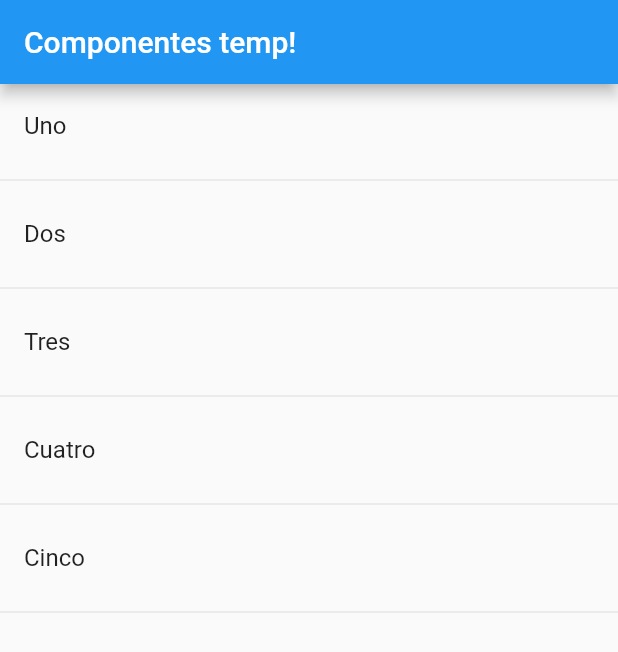
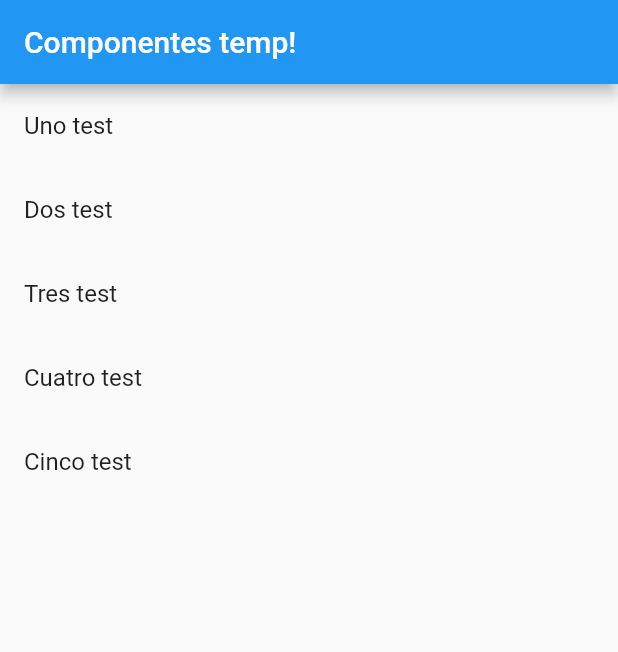
Before and after one commit to VershyCode/flutter-practica-componentes, a Flutter app: the screen it shows after launch, on a phone screen of 412 x 824 dp. Shown: the top 652 px of the screen. Run offline on Flutter 3.47's test engine with Material 2 defaults, Android fonts, the phone set to English and light mode, and no system bars.

```diff
--- a/lib/src/pages/home_temp.dart
+++ b/lib/src/pages/home_temp.dart
@@ -10,7 +10,7 @@ class HomePageTemp extends StatelessWidget {
         title: Text('Componentes temp!')
       ),
       body: ListView(
-        children: _crearItems()
+        children: _crearItemsCorto()
       ),
     );
   }
@@ -24,4 +24,10 @@ class HomePageTemp extends StatelessWidget {
     });
     return list;
   }
+
+  List<Widget> _crearItemsCorto(){
+    return opciones.map((e) => ListTile(
+      title: Text(e + ' test'),
+    )).toList();
+  }
 }
```
